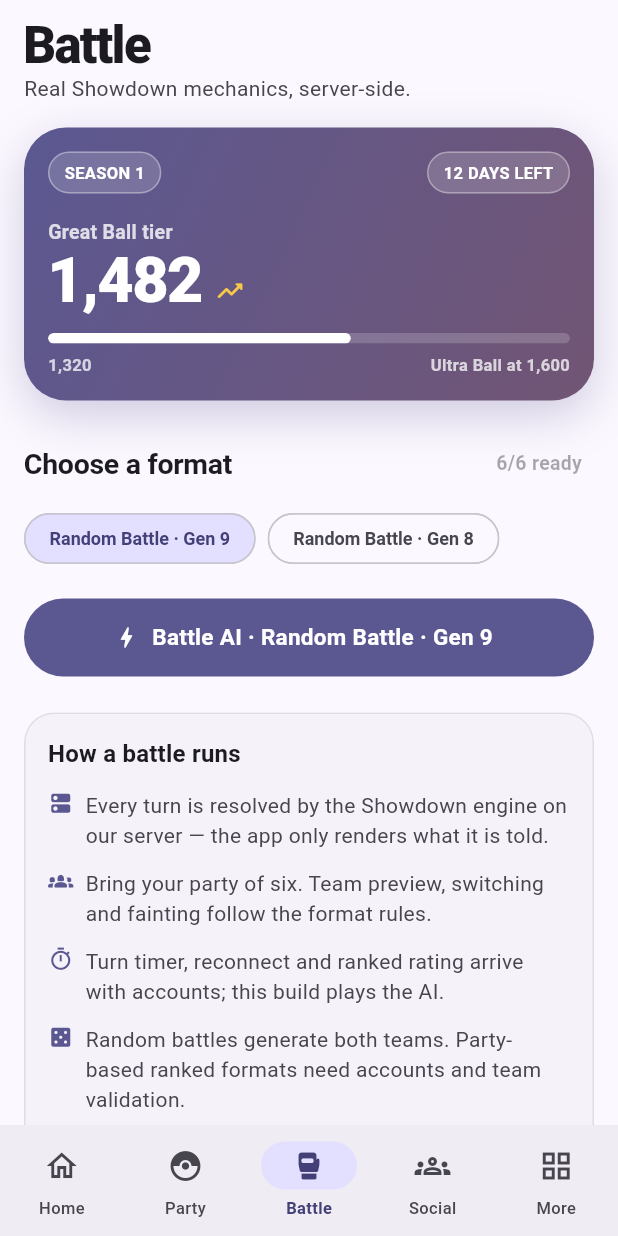
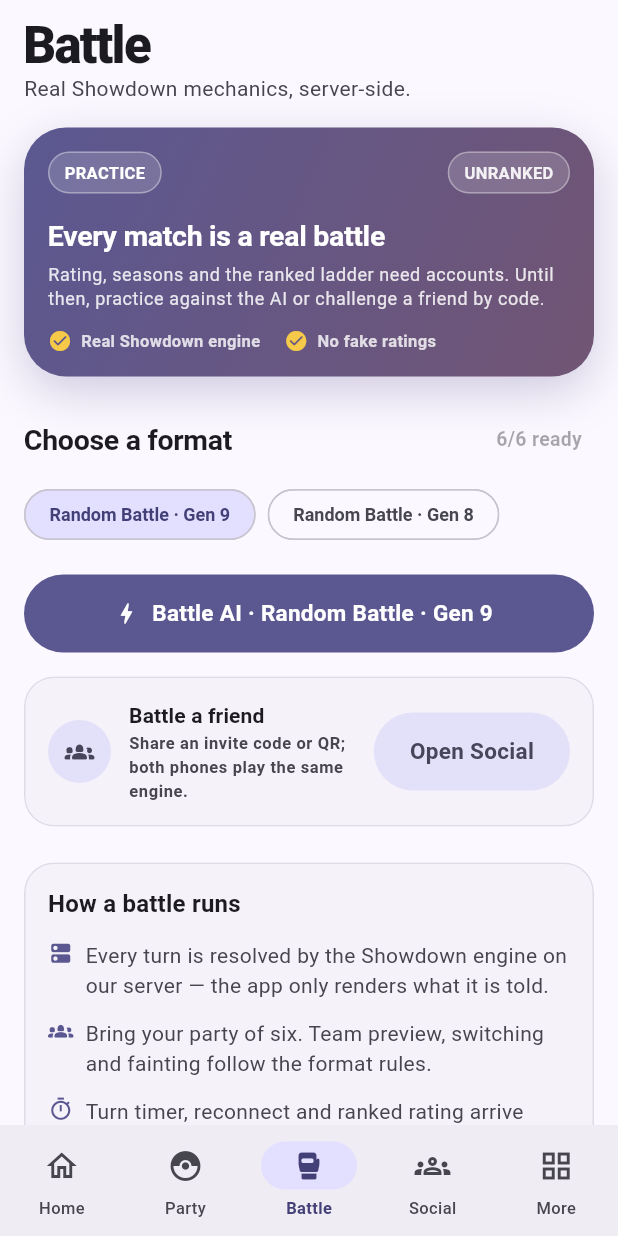
Before and after one commit to ItzFallenMe/Pokeventure, a Flutter app: the screen it shows after launch, item 3 of the bottom bar chosen, on a phone screen of 412 x 824 dp. Run offline on Flutter 3.47's test engine with Material 3 defaults, Android fonts, the phone set to English and light mode, and no system bars; our stand-ins replace flutter_riverpod, qr_flutter, shared_preferences, supabase_flutter; missing offline and left inert: mobile_scanner; accounts and stored records are empty; network calls fail.

Commit message:
Fix battle stalls and document setup end to end
Revival Blessing requests now resolve for both the AI and the player, friend
battle tests no longer race on pivot switches, and the battle tab shows honest
practice copy plus a path to friend battles. Adds a complete setup guide, API
reference and documentation index, and makes the server honor panel-assigned
ports.

🤖 Generated with Codebuff
Co-Authored-By: Codebuff <noreply@codebuff.com>

```diff
--- a/app/lib/app/app_shell.dart
+++ b/app/lib/app/app_shell.dart
@@ -20,7 +20,7 @@ class _AppShellState extends State<AppShell> {
   late final List<Widget> _pages = [
     HomeScreen(onOpenParty: () => _select(1)),
     const PartyScreen(),
-    const BattleScreen(),
+    BattleScreen(onOpenSocial: () => _select(3)),
     const SocialScreen(),
     const MoreScreen(),
   ];
@@ -47,10 +47,7 @@ class _AppShellState extends State<AppShell> {
             child: SlideTransition(position: slide, child: child),
           );
         },
-        child: KeyedSubtree(
-          key: ValueKey(_index),
-          child: _pages[_index],
-        ),
+        child: KeyedSubtree(key: ValueKey(_index), child: _pages[_index]),
       ),
       bottomNavigationBar: NavigationBar(
         selectedIndex: _index,
--- a/app/lib/features/battle/battle_screen.dart
+++ b/app/lib/features/battle/battle_screen.dart
@@ -9,7 +9,10 @@ import '../../ui/widgets/common.dart';
 import 'battle_arena_screen.dart';
 
 class BattleScreen extends ConsumerStatefulWidget {
-  const BattleScreen({super.key});
+  const BattleScreen({super.key, this.onOpenSocial});
+
+  /// Switches to the Social tab, where friend invites live.
+  final VoidCallback? onOpenSocial;
 
   @override
   ConsumerState<BattleScreen> createState() => _BattleScreenState();
@@ -141,9 +144,61 @@ class _BattleScreenState extends ConsumerState<BattleScreen> {
               ),
             ),
           ),
+          const SizedBox(height: AppSpacing.lg),
+          StaggeredEntrance(
+            index: 5,
+            child: Card(
+              child: Padding(
+                padding: const EdgeInsets.all(AppSpacing.lg),
+                child: Row(
+                  children: [
+                    Container(
+                      width: 42,
+                      height: 42,
+                      decoration: BoxDecoration(
+                        color: scheme.secondaryContainer,
+                        shape: BoxShape.circle,
+                      ),
+                      child: Icon(
+                        Icons.groups_2_rounded,
+                        size: 20,
+                        color: scheme.onSecondaryContainer,
+                      ),
+                    ),
+                    const SizedBox(width: AppSpacing.md),
+                    Expanded(
+                      child: Column(
+                        crossAxisAlignment: CrossAxisAlignment.start,
+                        children: [
+                          Text(
+                            'Battle a friend',
+                            style: theme.textTheme.titleSmall?.copyWith(
+                              fontWeight: FontWeight.w700,
+                            ),
+                          ),
+                          Text(
+                            'Share an invite code or QR; both phones play the '
+                            'same engine.',
+                            style: theme.textTheme.labelSmall?.copyWith(
+                              color: scheme.onSurfaceVariant,
+                            ),
+                          ),
+                        ],
+                      ),
+                    ),
+                    const SizedBox(width: AppSpacing.sm),
+                    FilledButton.tonal(
+                      onPressed: widget.onOpenSocial,
+                      child: const Text('Open Social'),
+                    ),
+                  ],
+                ),
+              ),
+            ),
+          ),
           const SizedBox(height: AppSpacing.xl),
           StaggeredEntrance(
-            index: 5,
+            index: 6,
             child: Card(
               child: Padding(
                 padding: const EdgeInsets.all(AppSpacing.lg),
@@ -186,13 +241,10 @@ class _BattleScreenState extends ConsumerState<BattleScreen> {
           ),
           const SizedBox(height: AppSpacing.lg),
           StaggeredEntrance(
-            index: 6,
+            index: 7,
             child: Card(
-              child: Padding(
-                padding: const EdgeInsets.all(AppSpacing.md),
-                child: Row(
-                  children: [
-                    Container(
+              child: ListTile(
+                leading: Container(
                   width: 42,
                   height: 42,
                   decoration: BoxDecoration(
@@ -205,27 +257,18 @@ class _BattleScreenState extends ConsumerState<BattleScreen> {
                     color: scheme.onSurfaceVariant,
                   ),
                 ),
-                    const SizedBox(width: AppSpacing.md),
-                    Expanded(
-                      child: Column(
-                        crossAxisAlignment: CrossAxisAlignment.start,
-                        children: [
-                          Text(
-                            'Replays',
-                            style: theme.textTheme.titleSmall?.copyWith(
-                              fontWeight: FontWeight.w700,
+                title: const Text(
+                  'Replays · M4',
+                  style: TextStyle(fontWeight: FontWeight.w700, fontSize: 14),
                 ),
+                subtitle: const Text(
+                  'Recording and sharing arrive with battle history.',
+                  style: TextStyle(fontSize: 12),
                 ),
-                          Text(
-                            'Your first battle replay will appear here.',
-                            style: theme.textTheme.labelSmall?.copyWith(
+                trailing: Icon(
+                  Icons.lock_outline_rounded,
+                  size: 18,
                   color: scheme.onSurfaceVariant,
-                            ),
-                          ),
-                        ],
-                      ),
-                    ),
-                  ],
                 ),
               ),
             ),
@@ -273,73 +316,61 @@ class _SeasonCard extends StatelessWidget {
         children: [
           Row(
             children: [
-              const PillBadge(label: 'SEASON 1', color: Colors.white),
+              const PillBadge(label: 'PRACTICE', color: Colors.white),
               const Spacer(),
-              const PillBadge(label: '12 DAYS LEFT', color: Colors.white),
+              PillBadge(label: 'UNRANKED', color: white.withValues(alpha: 0.9)),
             ],
           ),
           const SizedBox(height: AppSpacing.lg),
           Text(
-            'Great Ball tier',
-            style: theme.textTheme.labelLarge?.copyWith(
-              color: white.withValues(alpha: 0.8),
+            'Every match is a real battle',
+            style: theme.textTheme.titleLarge?.copyWith(color: white),
+          ),
+          const SizedBox(height: 6),
+          Text(
+            'Rating, seasons and the ranked ladder need accounts. Until then, '
+            'practice against the AI or challenge a friend by code.',
+            style: theme.textTheme.bodySmall?.copyWith(
+              color: white.withValues(alpha: 0.85),
             ),
           ),
-          Row(
-            crossAxisAlignment: CrossAxisAlignment.end,
+          const SizedBox(height: AppSpacing.md),
+          Wrap(
+            spacing: AppSpacing.lg,
+            runSpacing: 6,
             children: [
-              Text(
-                '1,482',
-                style: theme.textTheme.displaySmall?.copyWith(
-                  color: white,
-                  fontSize: 42,
-                ),
-              ),
-              const SizedBox(width: 8),
-              Padding(
-                padding: const EdgeInsets.only(bottom: 6),
-                child: Icon(
-                  Icons.trending_up_rounded,
-                  size: 20,
-                  color: AppTheme.gold,
-                ),
-              ),
-            ],
-          ),
-          const SizedBox(height: AppSpacing.md),
-          ClipRRect(
-            borderRadius: BorderRadius.circular(999),
-            child: LinearProgressIndicator(
-              value: 0.58,
-              minHeight: 7,
-              backgroundColor: white.withValues(alpha: 0.18),
-              color: white,
-            ),
-          ),
-          const SizedBox(height: 6),
-          Row(
-            children: [
-              Text(
-                '1,320',
-                style: TextStyle(
-                  fontSize: 11,
-                  fontWeight: FontWeight.w600,
-                  color: white.withValues(alpha: 0.75),
-                ),
-              ),
-              const Spacer(),
-              Text(
-                'Ultra Ball at 1,600',
-                style: TextStyle(
-                  fontSize: 11,
-                  fontWeight: FontWeight.w600,
-                  color: white.withValues(alpha: 0.75),
-                ),
-              ),
+              _Feature(label: 'Real Showdown engine', color: white),
+              _Feature(label: 'No fake ratings', color: white),
             ],
           ),
         ],
       ),
+    );
+  }
+}
+
+class _Feature extends StatelessWidget {
+  const _Feature({required this.label, required this.color});
+
+  final String label;
+  final Color color;
+
+  @override
+  Widget build(BuildContext context) {
+    return Row(
+      mainAxisSize: MainAxisSize.min,
+      children: [
+        const Icon(Icons.check_circle_rounded, size: 16, color: AppTheme.gold),
+        const SizedBox(width: 6),
+        Text(
+          label,
+          style: TextStyle(
+            fontSize: 11,
+            fontWeight: FontWeight.w600,
+            color: color.withValues(alpha: 0.8),
+          ),
+        ),
+      ],
     );
   }
 }
```
Also changed, not shown: app/lib/data/models/battle.dart (+9 -2 lines), app/lib/features/battle/battle_arena_screen.dart (+58 -40 lines), 14 other files. Lines whose indentation alone changed are shown as unchanged.
